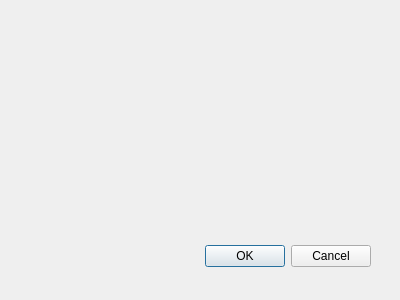
The window that src/filesearchdialog.ui (ohwgiles/aristed) describes before a commit, drawn with Qt 5.
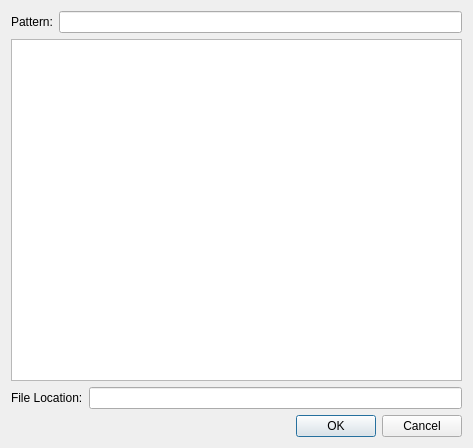
The same window after the commit.

Commit message: open resource dialog. still needs files from include paths

Diff of the .ui file:
```diff
--- a/src/filesearchdialog.ui
+++ b/src/filesearchdialog.ui
@@ -8,22 +8,51 @@
    <rect>
     <x>0</x>
     <y>0</y>
-    <width>400</width>
-    <height>300</height>
+    <width>473</width>
+    <height>448</height>
    </rect>
   </property>
   <property name="windowTitle">
    <string>Dialog</string>
   </property>
+  <layout class="QVBoxLayout" name="verticalLayout">
+   <item>
+    <layout class="QHBoxLayout" name="horizontalLayout">
+     <item>
+      <widget class="QLabel" name="label">
+       <property name="text">
+        <string>Pattern:</string>
+       </property>
+      </widget>
+     </item>
+     <item>
+      <widget class="QLineEdit" name="patternInput"/>
+     </item>
+    </layout>
+   </item>
+   <item>
+    <widget class="QListView" name="resultFiles"/>
+   </item>
+   <item>
+    <layout class="QHBoxLayout" name="horizontalLayout_2">
+     <item>
+      <widget class="QLabel" name="label_2">
+       <property name="text">
+        <string>File Location:</string>
+       </property>
+      </widget>
+     </item>
+     <item>
+      <widget class="QLineEdit" name="resourcePath">
+       <property name="readOnly">
+        <bool>true</bool>
+       </property>
+      </widget>
+     </item>
+    </layout>
+   </item>
+   <item>
   <widget class="QDialogButtonBox" name="buttonBox">
-   <property name="geometry">
-    <rect>
-     <x>30</x>
-     <y>240</y>
-     <width>341</width>
-     <height>32</height>
-    </rect>
-   </property>
    <property name="orientation">
     <enum>Qt::Horizontal</enum>
    </property>
@@ -31,6 +60,8 @@
     <set>QDialogButtonBox::Cancel|QDialogButtonBox::Ok</set>
    </property>
   </widget>
+   </item>
+  </layout>
  </widget>
  <pixmapfunction/>
  <resources/>
```
Left out of the diff: 7 changed lines with no effect on the pictures. Lines whose indentation alone changed are shown as unchanged. The commit also changes 6 other files.
